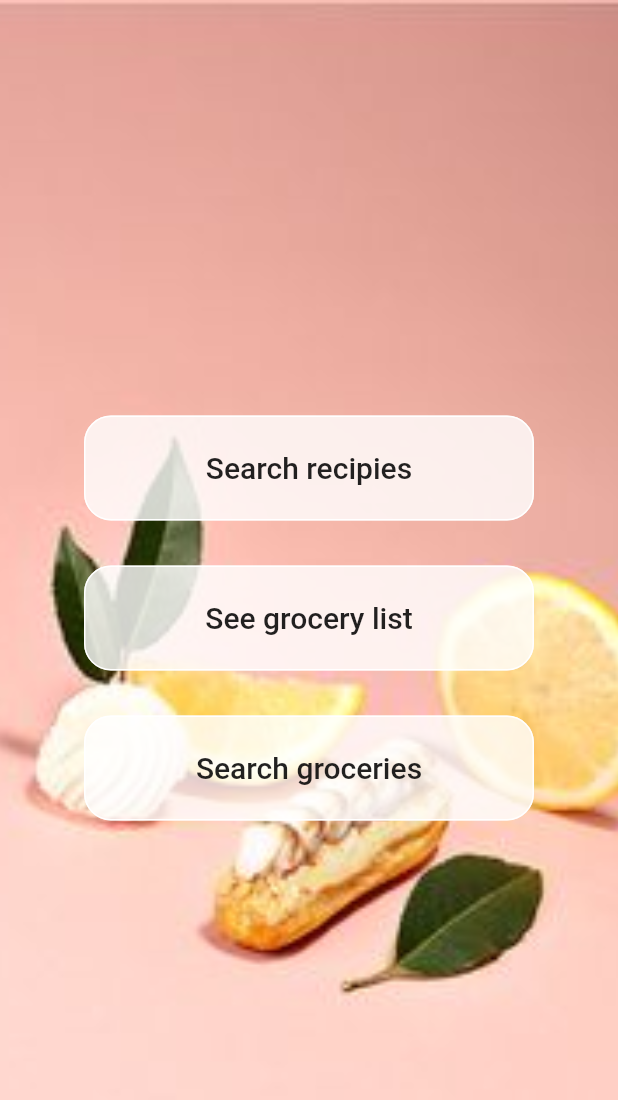
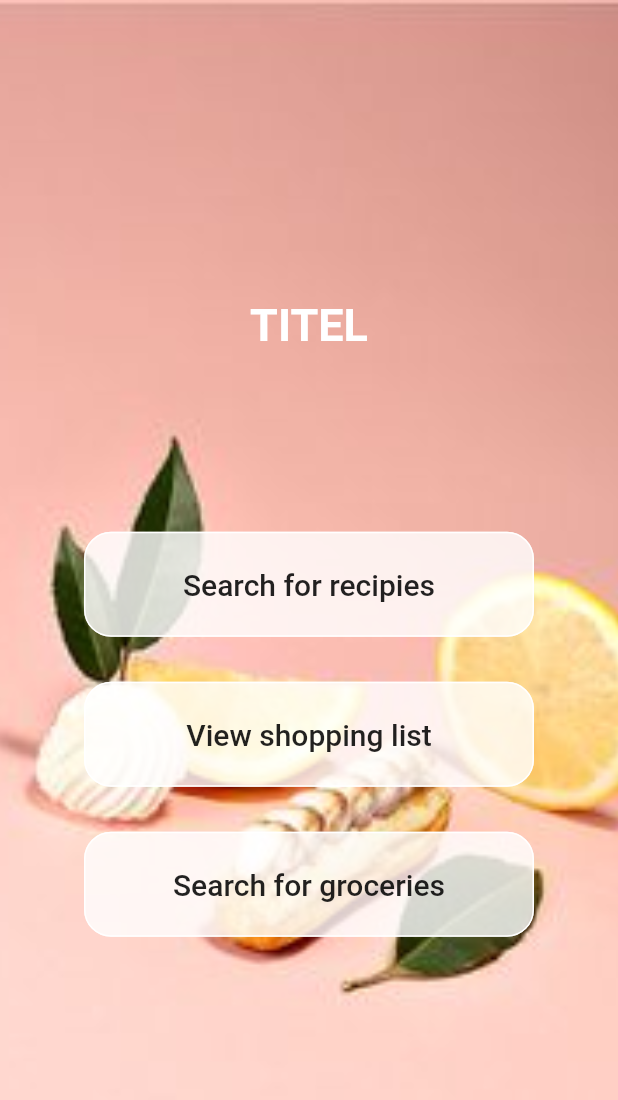
Before and after one commit to gu-tig169/Grupp2, a Flutter app: the screen it shows after launch, on a phone screen of 412 x 824 dp. Shown: the top 1100 px of the screen. Run offline on Flutter 3.47's test engine with Material 2 defaults, Android fonts, the phone set to English and light mode, and no system bars.

Commit message:
formatering

```diff
--- a/lib/main.dart
+++ b/lib/main.dart
@@ -15,7 +15,7 @@ void main() {
   ));
 }
 
-//test
+
 class MyApp extends StatelessWidget {
   @override
   Widget build(BuildContext context) {
@@ -29,12 +29,9 @@ class MyApp extends StatelessWidget {
 class MainView extends StatelessWidget {
   Widget build(BuildContext context) {
     return Scaffold(
-        // appBar: AppBar(
-        //  backgroundColor: (Colors.grey
-        //  ),
+
 
         body: Container(
-            //Lagt till nedan (fram till child) för att kunna använda bakgrundsbild
             constraints: BoxConstraints.expand(),
             decoration: BoxDecoration(
                 image: DecorationImage(
@@ -45,6 +42,16 @@ class MainView extends StatelessWidget {
               mainAxisAlignment: MainAxisAlignment.center,
               crossAxisAlignment: CrossAxisAlignment.center,
               children: <Widget>[
+                Container(
+                  child: Text(
+                    'TITEL',
+                    style: TextStyle(
+                        fontSize: 30,
+                        color: Colors.white,
+                        fontWeight: FontWeight.bold),
+                  ),
+                  padding: EdgeInsets.only(bottom: 120),
+                ),
                 _searchRecipiesButton(context),
                 Container(
                   height: 30,
@@ -73,7 +80,7 @@ class MainView extends StatelessWidget {
             Navigator.push(context,
                 MaterialPageRoute(builder: (context) => RecipeSearch()));
           },
-          child: Text('Search recipies',
+          child: Text('Search for recipies',
               style: TextStyle(
                 fontSize: 20,
               )),
@@ -94,7 +101,7 @@ class MainView extends StatelessWidget {
             Navigator.push(context,
                 MaterialPageRoute(builder: (context) => ShoppingListView()));
           },
-          child: Text('See grocery list',
+          child: Text('View shopping list',
               style: TextStyle(
                 fontSize: 20,
               )),
@@ -115,7 +122,7 @@ class MainView extends StatelessWidget {
             Navigator.push(context,
                 MaterialPageRoute(builder: (context) => GrocerySearch()));
           },
-          child: Text('Search groceries',
+          child: Text('Search for groceries',
               style: TextStyle(
                 fontSize: 20,
               )),
--- a/lib/recipeView.dart
+++ b/lib/recipeView.dart
@@ -40,7 +40,7 @@ class _RecipeViewState extends State<RecipeView> {
                     padding: EdgeInsets.only(right: 20),
                     child: GestureDetector(
                       onTap: () {
-                        Navigator.pop(
+                        Navigator.push(
                             context,
                             MaterialPageRoute(
                                 builder: (context) => MainView()));
--- a/lib/shoppingListView.dart
+++ b/lib/shoppingListView.dart
@@ -9,7 +9,7 @@ class ShoppingListView extends StatelessWidget {
     return Scaffold(
       appBar: AppBar(
           backgroundColor: const Color(0xFF9AB39F),
-          title: Text('Grocery list'),
+          title: Text('Shopping list'),
           actions: <Widget>[
             //PopupMenuButton(),
             IconButton(
```
Also changed, not shown: lib/groceryList.dart (added, +41 -0 lines), lib/grocerySearch.dart (+5 -38 lines), lib/recipeSearch.dart (+3 -4 lines).
